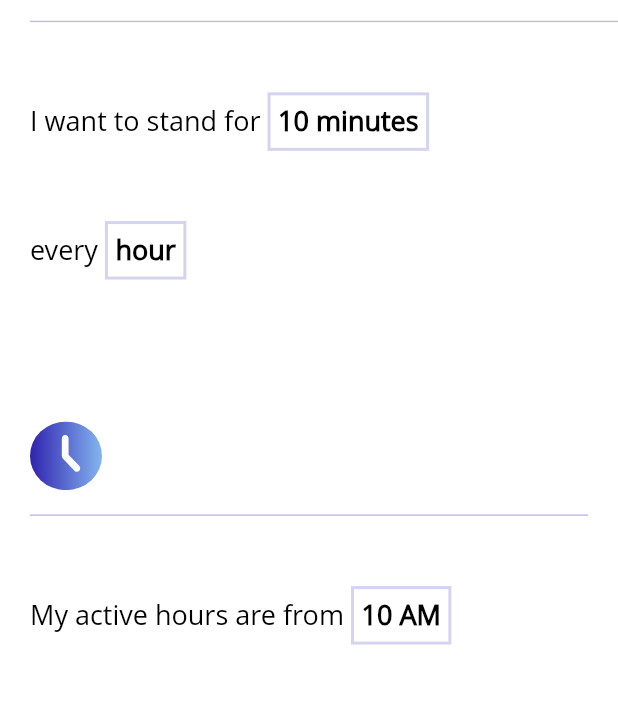
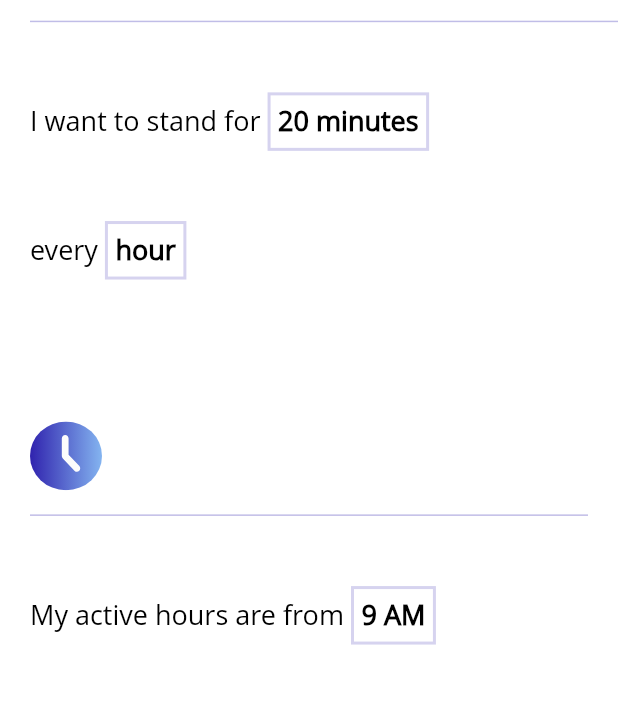
Before and after one commit to jrm2k6/debout, a Flutter app: the screen it shows after launch, on a phone screen of 412 x 824 dp. Shown: the part 228-941 px from the top of the screen. Run offline on Flutter 3.47's test engine with Material 2 defaults, Android fonts, the phone set to English and light mode, and no system bars; our stand-ins replace flutter_svg, rxdart.

Commit message:
use bloc pattern to handle data flow

```diff
--- a/lib/components/active_hours_picker_widget.dart
+++ b/lib/components/active_hours_picker_widget.dart
@@ -42,7 +42,6 @@ class ActiveHoursPickerState extends State<ActiveHoursPickerWidget> {
                               itemExtent: 40,
                               onSelectedItemChanged: (index) {
                                 String timeOfDay = (index == 0) ? 'am' : 'pm';
-                                print('$index, $timeOfDay');
                                 widget.updateTimeOfDay(timeOfDay);
                               },
                               children: <Widget>[
--- a/lib/components/standing_timepicker_widget.dart
+++ b/lib/components/standing_timepicker_widget.dart
@@ -2,7 +2,8 @@ import 'package:debout/utils/styles.dart';
 import 'package:flutter/cupertino.dart';
 import 'package:flutter/material.dart';
 
-class StandingTimePickerWidget extends StatefulWidget {
+
+class StandingTimePickerWidget extends StatelessWidget {
   final String period;
   final int standingTime;
   final void Function(String val) updatePeriod;
@@ -10,11 +11,6 @@ class StandingTimePickerWidget extends StatefulWidget {
 
   StandingTimePickerWidget({ Key key, this.period, this.standingTime, this.updatePeriod, this.updateStandingTime}): super(key: key);
 
-  @override
-  State<StatefulWidget> createState() => StandingTimePickerState();
-}
-
-class StandingTimePickerState extends State<StandingTimePickerWidget> {
   getStandingTimeChoices() {
     List<Widget> choices = new List();
     for (var x = 1; x < 60; x++) {
@@ -38,19 +34,19 @@ class StandingTimePickerState extends State<StandingTimePickerWidget> {
                   children: <Widget>[
                     Expanded(
                       child: CupertinoPicker(
-                        scrollController: new FixedExtentScrollController(initialItem: widget.standingTime),
+                        scrollController: new FixedExtentScrollController(initialItem: this.standingTime),
                         itemExtent: 40,
-                        onSelectedItemChanged: (index) { widget.updateStandingTime(index + 1); },
+                        onSelectedItemChanged: (index) { this.updateStandingTime(index + 1); },
                         children: this.getStandingTimeChoices(),
                       )
                     ),
                     Expanded(
                       child: CupertinoPicker(
-                        scrollController: new FixedExtentScrollController(initialItem: (widget.period == 'minutes') ? 0 : 1),
+                        scrollController: new FixedExtentScrollController(initialItem: (this.period == 'minutes') ? 0 : 1),
                         itemExtent: 40,
                         onSelectedItemChanged: (index) {
                           String period = (index == 0) ? 'minutes' : 'hours';
-                          widget.updatePeriod(period);
+                          this.updatePeriod(period);
                         },
                         children: <Widget>[
                           Align(child: Text('Minute(s)', style: getDefaultPickerTextStyle()), alignment: Alignment.centerLeft),
@@ -73,12 +69,12 @@ class StandingTimePickerState extends State<StandingTimePickerWidget> {
   }
 
   String getStandingTime() {
-    String period = widget.period;
-    if (widget.standingTime <= 1) {
-      period = (widget.period == 'minutes') ? 'minute' : 'hour';
+    String period = this.period;
+    if (this.standingTime <= 1) {
+      period = (this.period == 'minutes') ? 'minute' : 'hour';
     }
 
-    return '${widget.standingTime} $period';
+    return '${this.standingTime} $period';
 
   }
 
--- a/lib/main.dart
+++ b/lib/main.dart
@@ -1,4 +1,4 @@
-import 'package:debout/screens/setup_screen.dart';
+import 'package:debout/screens/setup/setup_screen.dart';
 import 'package:flutter/material.dart';
 import 'package:flutter/cupertino.dart';
 
--- /dev/null
+++ b/lib/screens/setup/setup_bloc.dart
@@ -0,0 +1,86 @@
+import 'dart:async';
+
+import 'package:rxdart/subjects.dart';
+
+class SetupBloc {
+  final BehaviorSubject<int> _standingTime = BehaviorSubject<int>(seedValue: 10);
+  final BehaviorSubject<String> _period = BehaviorSubject<String>(seedValue: 'minutes');
+  final BehaviorSubject<String> _interval = BehaviorSubject<String>(seedValue: 'hour');
+  final BehaviorSubject<int> _startTime = BehaviorSubject<int>(seedValue: 9);
+  final BehaviorSubject<int> _endTime = BehaviorSubject<int>(seedValue: 5);
+  final BehaviorSubject<String> _startTimePeriod = BehaviorSubject<String>(seedValue: 'am');
+  final BehaviorSubject<String> _endTimePeriod = BehaviorSubject<String>(seedValue: 'pm');
+
+  final StreamController<int> standingTimeController = StreamController<int>();
+  final StreamController<String> periodController = StreamController<String>();
+  final StreamController<String> intervalController = StreamController<String>();
+  final StreamController<int> startTimeController = StreamController<int>();
+  final StreamController<int> endTimeController = StreamController<int>();
+  final StreamController<String> startTimePeriodController = StreamController<String>();
+  final StreamController<String> endTimePeriodController = StreamController<String>();
+
+
+  SetupBloc() {
+    standingTimeController.stream.listen((int _standingTime) {
+      this._standingTime.add(_standingTime);
+    });
+
+    periodController.stream.listen((String _period) {
+      this._period.add(_period);
+    });
+
+    intervalController.stream.listen((String _interval) {
+      this._interval.add(_interval);
+    });
+
+    startTimeController.stream.listen((int _startTime) {
+      this._startTime.add(_startTime);
+    });
+
+    endTimeController.stream.listen((int _endTime) {
+      this._endTime.add(_endTime);
+    });
+
+    startTimePeriodController.stream.listen((String _startTimeOfDay) {
+      this._startTimePeriod.add(_startTimeOfDay);
+    });
+
+    endTimePeriodController.stream.listen((String _endTimeOfDay) {
+      this._endTimePeriod.add(_endTimeOfDay);
+    });
+  }
+
+  Sink<int> get standingTime => standingTimeController.sink;
+  Sink<String> get period => periodController.sink;
+  Sink<String> get interval => intervalController.sink;
+  Sink<int> get startTime => startTimeController.sink;
+  Sink<int> get endTime => endTimeController.sink;
+  Sink<String> get startTimePeriod => startTimePeriodController.sink;
+  Sink<String> get endTimePeriod=> endTimePeriodController.sink;
+
+  Stream<int> get currentStandingTime => _standingTime.stream;
+  Stream<String> get currentPeriod => _period.stream;
+  Stream<String> get currentInterval => _interval.stream;
+  Stream<int> get currentStartTime => _startTime.stream;
+  Stream<int> get currentEndTime => _endTime.stream;
+  Stream<String> get currentStartTimePeriod => _startTimePeriod.stream;
+  Stream<String> get currentEndTimePeriod => _endTimePeriod.stream;
+
+  void dispose() {
+    _standingTime.close();
+    _period.close();
+    _interval.close();
+    _startTime.close();
+    _endTime.close();
+    _startTimePeriod.close();
+    _endTimePeriod.close();
+
+    standingTimeController.close();
+    periodController.close();
+    intervalController.close();
+    startTimeController.close();
+    endTimeController.close();
+    startTimePeriodController.close();
+    endTimePeriodController.close();
+  }
+}
--- /dev/null
+++ b/lib/screens/setup/setup_provider.dart
@@ -0,0 +1,17 @@
+import 'package:flutter/widgets.dart';
+import 'package:debout/screens/setup/setup_bloc.dart';
+
+class SetupProvider extends InheritedWidget {
+  final SetupBloc setupBloc;
+
+  SetupProvider({
+    @required this.setupBloc,
+    Widget child
+  }): super(child: child);
+
+  @override
+  bool updateShouldNotify(InheritedWidget oldWidget) => true;
+
+  static SetupBloc of(BuildContext context) =>
+      (context.inheritFromWidgetOfExactType(SetupProvider) as SetupProvider).setupBloc;
+}
--- /dev/null
+++ b/lib/screens/setup/setup_screen.dart
@@ -0,0 +1,200 @@
+import 'package:debout/screens/setup/setup_bloc.dart';
+import 'package:flutter/cupertino.dart';
+import 'package:flutter/material.dart';
+import 'package:debout/components/active_hours_picker_widget.dart';
+import 'package:debout/components/interval_picker_widget.dart';
+import 'package:debout/components/section_header.dart';
+import 'package:debout/components/standing_timepicker_widget.dart';
+import 'package:debout/utils/styles.dart';
+import 'package:debout/screens/setup/setup_provider.dart';
+
+
+class SetupWidget extends StatelessWidget {
+  @override
+  Widget build(BuildContext context) {
+    Scaffold screenScaffold = Scaffold(
+        appBar: AppBar(
+          title: Text('Get Started'),
+          flexibleSpace: Container(decoration: getBaseGradientBackground()),
+        ),
+        body: buildBody()
+    );
+
+    return SetupProvider(
+      setupBloc: SetupBloc(),
+      child: screenScaffold,
+    );
+  }
+
+  Widget buildBody() =>
+    Container(
+        color: Colors.white,
+        child: Column(
+            children: [
+              Expanded(
+                  flex: 3,
+                  child: Container(
+                    padding: EdgeInsets.only(left: 20.0),
+                    child: Column(
+                      mainAxisAlignment: MainAxisAlignment.spaceEvenly,
+                      children: <Widget>[
+                        SectionHeader(asset: 'assets/icon-launch.svg', size: 48.0),
+                        StandingTimeSection(),
+                        IntervalSection(),
+                      ],
+                    ),
+                  )
+              ),
+              Expanded(
+                  flex: 3,
+                  child: Container(
+                    padding: EdgeInsets.only(left: 20.0, right: 20.0),
+                    child: Column(
+                      mainAxisAlignment: MainAxisAlignment.spaceEvenly,
+                      children: <Widget>[
+                        SectionHeader(asset: 'assets/icon-time.svg', size: 48.0),
+                        ActiveHoursStartSection(),
+                        ActiveHoursEndSection(),
+                      ],
+                    ),
+                  )
+              ),
+
+              Expanded(
+                  flex: 1,
+                  child: GestureDetector(
+                      onTap: () {
+//                          Navigator.of(context).push(MaterialPageRoute(builder: (context) => AllowNotificationScreen()));
+                      },
+                      child: Container(
+                        decoration: getBaseGradientBackground(),
+                        child: Row(
+                          crossAxisAlignment: CrossAxisAlignment.center,
+                          mainAxisAlignment: MainAxisAlignment.center,
+                          children: <Widget>[
+                            Text('Next', style: getButtonBaseTextStyle()),
+                            Icon(Icons.navigate_next, color: Color(0xFFFFFFFF), size: 40.0,)
+                          ],
+                        ),
+                      )
+                  )
+              )
+            ]
+        )
+    );
+}
+
+class StandingTimeSection extends StatelessWidget {
+  @override
+  Widget build(BuildContext context) {
+    final setupBloc = SetupProvider.of(context);
+    return StreamBuilder<String>(
+      stream: setupBloc.currentPeriod,
+      initialData: 'minutes',
+      builder: (context, snapshotCurrentPeriod) {
+        return StreamBuilder<int>(
+          stream: setupBloc.currentStandingTime,
+          initialData: 20,
+          builder: (context, snapshotCurrentStandingTime) {
+            return Row(
+              mainAxisAlignment: MainAxisAlignment.start,
+              children: <Widget>[
+                Text('I want to stand for ', style: getContentTextStyle()),
+                StandingTimePickerWidget(
+                  period: snapshotCurrentPeriod.data,
+                  standingTime: snapshotCurrentStandingTime.data,
+                  updatePeriod: setupBloc.period.add,
+                  updateStandingTime: setupBloc.standingTime.add
+                ),
+              ],
+            );
+          },
+        );
+      },
+    );
+  }
+}
+
+class IntervalSection extends StatelessWidget {
+  @override
+  Widget build(BuildContext context) {
+    final SetupBloc setupBloc = SetupProvider.of(context);
+    return StreamBuilder<String>(
+      stream: setupBloc.currentInterval,
+      initialData: 'hour',
+      builder: (context, snapshot) {
+        return Row(
+            mainAxisAlignment: MainAxisAlignment.start,
+            crossAxisAlignment: CrossAxisAlignment.center,
+            children: <Widget>[
+              Text('every ', style: getContentTextStyle()),
+              IntervalPickerWidget(interval: snapshot.data, updateInterval: setupBloc.interval.add),
+            ]
+        );
+      },
+    );
+  }
+}
+
+class ActiveHoursStartSection extends StatelessWidget {
+  @override
+  Widget build(BuildContext context) {
+    final SetupBloc setupBloc = SetupProvider.of(context);
+    return StreamBuilder<int>(
+      stream: setupBloc.currentStartTime,
+      initialData: 9,
+      builder: (context, snapshotStartTime) {
+        return StreamBuilder<String>(
+          stream: setupBloc.currentStartTimePeriod,
+          initialData: 'am',
+          builder: (context, snapshotStartTimePeriod) {
+            return Row(
+              mainAxisAlignment: MainAxisAlignment.start,
+              children: <Widget>[
+                Text('My active hours are from ', style: getContentTextStyle()),
+                ActiveHoursPickerWidget(
+                  time: snapshotStartTime.data,
+                  timeOfDay: snapshotStartTimePeriod.data,
+                  updateTime: setupBloc.startTime.add,
+                  updateTimeOfDay: setupBloc.startTimePeriod.add
+                ),
+              ],
+            );
+          }
+        );
+      }
+    );
+  }
+}
+
+class ActiveHoursEndSection extends StatelessWidget {
+  @override
+  Widget build(BuildContext context) {
+    final SetupBloc setupBloc = SetupProvider.of(context);
+    return StreamBuilder<int>(
+        stream: setupBloc.currentEndTime,
+        initialData: 5,
+        builder: (context, snapshotEndTime) {
+          return StreamBuilder<String>(
+            stream: setupBloc.currentEndTimePeriod,
+            initialData: 'pm',
+            builder: (context, snapshotEndTimePeriod) {
+              return Row(
+                mainAxisAlignment: MainAxisAlignment.start,
+                children: <Widget>[
+                  Text('to ', style: getContentTextStyle()),
+                  ActiveHoursPickerWidget(
+                    time: snapshotEndTime.data,
+                    timeOfDay: snapshotEndTimePeriod.data,
+                    updateTime: setupBloc.endTime.add,
+                    updateTimeOfDay: setupBloc.endTimePeriod.add
+                  ),
+                ],
+              );
+            }
+          );
+        }
+    );
+  }
+
+}
--- a/lib/screens/setup_screen.dart
+++ /dev/null
@@ -1,157 +0,0 @@
-import 'package:debout/components/active_hours_picker_widget.dart';
-import 'package:debout/components/interval_picker_widget.dart';
-import 'package:debout/components/section_header.dart';
-import 'package:debout/components/standing_timepicker_widget.dart';
-import 'package:debout/utils/styles.dart';
-import 'package:flutter/cupertino.dart';
-import 'package:flutter/material.dart';
-
-class SetupWidget extends StatefulWidget {
-  @override
-  State<StatefulWidget> createState() => SetupWidgetState();
-
-}
-
-class SetupWidgetState extends State<SetupWidget> {
-  String period = 'minutes';
-  int standingTime = 10;
-  String interval = 'hour';
-  int startTime = 10;
-  String startTimeOfDay = 'am';
-  int endTime = 5;
-  String endTimeOfDay = 'pm';
-
-  void updatePeriod(String selectedPeriod) {
-    setState(() {
-      period = selectedPeriod;
-    });
-  }
-
-  void updateStandingTime(int time) {
-    setState(() {
-      standingTime = time;
-    });
-  }
-
-  void updateStartTimeOfDay(String timeOfDay) {
-    setState(() {
-      startTimeOfDay = timeOfDay;
-    });
-  }
-
-  void updateEndTimeOfDay(String timeOfDay) {
-    setState(() {
-      endTimeOfDay = timeOfDay;
-    });
-  }
-
-  void updateStartTime(int time) {
-    setState(() {
-      startTime = time;
-    });
-  }
-
-  void updateEndTime(int time) {
-    setState(() {
-      endTime = time;
-    });
-  }
-
-  @override
-  Widget build(BuildContext context) {
-    Scaffold screenScaffold = Scaffold(
-        appBar: AppBar(
-          title: Text('Get Started'),
-          flexibleSpace: Container(decoration: getBaseGradientBackground()),
-        ),
-        body: Container(
-            color: Colors.white,
-            child: Column(
-                children: [
-                  Expanded(
-                      flex: 3,
-                      child: Container(
-                        padding: EdgeInsets.only(left: 20.0),
-                        child: Column(
-                          mainAxisAlignment: MainAxisAlignment.spaceEvenly,
-                          children: <Widget>[
-                            SectionHeader(asset: 'assets/icon-launch.svg', size: 48.0),
-                            Row(
-                              mainAxisAlignment: MainAxisAlignment.start,
-                              children: <Widget>[
-                                Text('I want to stand for ', style: getContentTextStyle()),
-                                StandingTimePickerWidget(period: period, standingTime: standingTime, updatePeriod: updatePeriod, updateStandingTime: updateStandingTime),
-                              ],
-                            ),
-                            Row(
-                                mainAxisAlignment: MainAxisAlignment.start,
-                                crossAxisAlignment: CrossAxisAlignment.center,
-                                children: <Widget>[
-                                  Text('every ', style: getContentTextStyle()),
-                                  IntervalPickerWidget(interval: interval, updateInterval: updateInterval)
-                                ]
-                            )
-                          ],
-                        ),
-                      )
-                  ),
-                  Expanded(
-                      flex: 3,
-                      child: Container(
-                        padding: EdgeInsets.only(left: 20.0, right: 20.0),
-                        child: Column(
-                          mainAxisAlignment: MainAxisAlignment.spaceEvenly,
-                          children: <Widget>[
-                            SectionHeader(asset: 'assets/icon-time.svg', size: 48.0),
-                            Row(
-                              mainAxisAlignment: MainAxisAlignment.start,
-                              children: <Widget>[
-                                Text('My active hours are from ', style: getContentTextStyle()),
-                                ActiveHoursPickerWidget(time: startTime, timeOfDay: startTimeOfDay, updateTime: updateStartTime, updateTimeOfDay: updateStartTimeOfDay),
-                              ],
-                            ),
-                            Row(
-                              mainAxisAlignment: MainAxisAlignment.start,
-                              children: <Widget>[
-                                Text('to ', style: getContentTextStyle()),
-                                ActiveHoursPickerWidget(time: endTime, timeOfDay: endTimeOfDay, updateTime: updateEndTime, updateTimeOfDay: updateEndTimeOfDay),
-                              ],
-                            ),
-                          ],
-                        ),
-                      )
-                  ),
-
-                  Expanded(
-                      flex: 1,
-                      child: GestureDetector(
-                          onTap: () {
-//                          Navigator.of(context).push(MaterialPageRoute(builder: (context) => AllowNotificationScreen()));
-                          },
-                          child: Container(
-                            decoration: getBaseGradientBackground(),
-                            child: Row(
-                              crossAxisAlignment: CrossAxisAlignment.center,
-                              mainAxisAlignment: MainAxisAlignment.center,
-                              children: <Widget>[
-                                Text('Next', style: getButtonBaseTextStyle()),
-                                Icon(Icons.navigate_next, color: Color(0xFFFFFFFF), size: 40.0,)
-                              ],
-                            ),
-                          )
-                      )
-                  )
-                ]
-            )
-        )
-    );
-
-    return screenScaffold;
-  }
-
-  void updateInterval(String selectedInterval) {
-    setState(() {
-      interval = selectedInterval;
-    });
-  }
-}
--- a/pubspec.yaml
+++ b/pubspec.yaml
@@ -20,6 +20,7 @@ dependencies:
   # Use with the CupertinoIcons class for iOS style icons.
   cupertino_icons: ^0.1.2
   flutter_svg: 0.8.2
+  rxdart: 0.20.0
 
 dev_dependencies:
   flutter_test:
```
